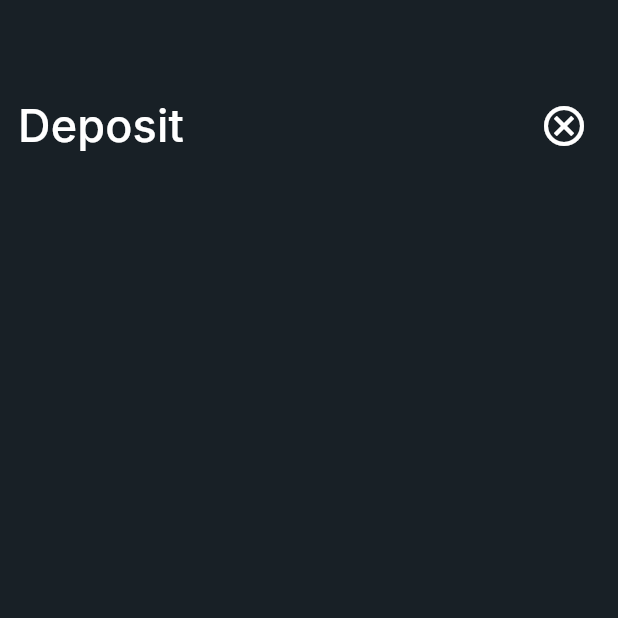
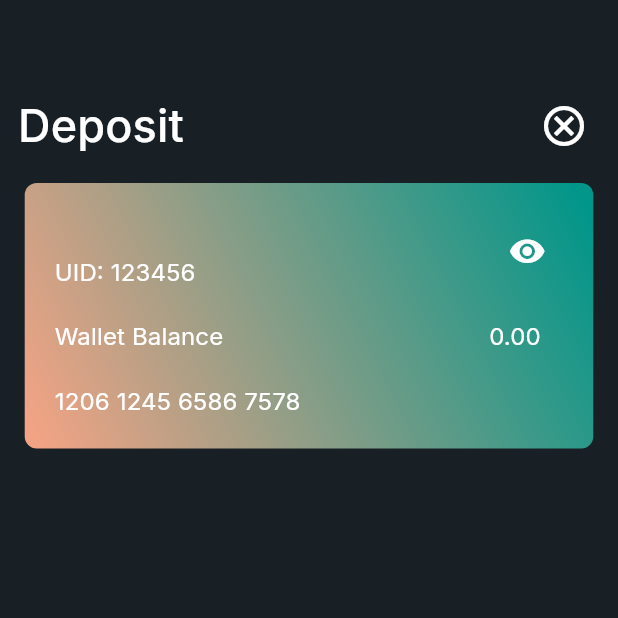
Before and after one commit to Sukhmeetsingh306/NFT_Trading, a Flutter app: the DepositMainScreen screen opened by its route, on a phone screen of 412 x 824 dp, the top half of it. Run offline on Flutter 3.47's test engine with Material 3 defaults, Android fonts, the phone set to English and light mode, and no system bars; our stand-ins replace google_fonts, image_picker, intl_phone_field, permission_handler, shared_preferences; missing offline and left inert: random_avatar; accounts and stored records are empty; project files that could hold a hidden picture were left out.

Commit message:
added the card and fields

```diff
--- a/flow/lib/screen/main/deposit_main_screen.dart
+++ b/flow/lib/screen/main/deposit_main_screen.dart
@@ -1,4 +1,5 @@
 import 'package:flutter/material.dart';
+import 'package:shared_preferences/shared_preferences.dart';
 
 import '../../utils/fonts/google_fonts_utils.dart';
 import '../../utils/routes/navigation_routes.dart';
@@ -15,6 +16,26 @@ class DepositMainScreen extends StatefulWidget {
 }
 
 class _DepositMainScreenState extends State<DepositMainScreen> {
+  String username = "User";
+  String usdtBalance = '0.00';
+
+  bool isHidden = false;
+
+  Future<void> _loadUsername() async {
+    final pref = await SharedPreferences.getInstance();
+    setState(() {
+      username = pref.getString('username') ?? "User";
+      usdtBalance = pref.getString('usdtBalance') ?? '0.00';
+    });
+    //print("Loaded Username: $username"); // 🔍 Debug SharedPreferences
+  }
+
+  @override
+  void initState() {
+    super.initState();
+    _loadUsername();
+  }
+
   @override
   Widget build(BuildContext context) {
     return Scaffold(
@@ -24,7 +45,7 @@ class _DepositMainScreenState extends State<DepositMainScreen> {
         child: Column(
           children: [
             Padding(
-              padding: EdgeInsetsDirectional.fromSTEB(12, 0, 12, 0),
+              padding: EdgeInsetsDirectional.fromSTEB(12, 0, 12, 10),
               child: Row(
                 mainAxisAlignment: MainAxisAlignment.spaceBetween,
                 children: [
@@ -48,6 +69,105 @@ class _DepositMainScreenState extends State<DepositMainScreen> {
                 ],
               ),
             ),
+            Padding(
+              padding: EdgeInsetsDirectional.fromSTEB(12, 4, 12, 0),
+              child: Row(
+                mainAxisSize: MainAxisSize.max,
+                mainAxisAlignment: MainAxisAlignment.center,
+                children: [
+                  Container(
+                    width: MediaQuery.sizeOf(context).width * 0.92,
+                    decoration: BoxDecoration(
+                      boxShadow: [
+                        BoxShadow(
+                          blurRadius: 6,
+                          color: Color(0x4B1A1F24),
+                          offset: Offset(
+                            0.0,
+                            2,
+                          ),
+                        )
+                      ],
+                      gradient: LinearGradient(
+                        colors: [Color(0xFF00968A), Color(0xFFF2A384)],
+                        stops: [0, 1],
+                        begin: AlignmentDirectional(0.94, -1),
+                        end: AlignmentDirectional(-0.94, 1),
+                      ),
+                      borderRadius: BorderRadius.circular(8),
+                    ),
+                    child: Column(
+                      mainAxisSize: MainAxisSize.max,
+                      crossAxisAlignment: CrossAxisAlignment.start,
+                      children: [
+                        Padding(
+                          padding:
+                              EdgeInsetsDirectional.fromSTEB(20, 20, 20, 20),
+                          child: Row(
+                            mainAxisAlignment: MainAxisAlignment.spaceBetween,
+                            children: [
+                              Column(
+                                mainAxisAlignment: MainAxisAlignment.start,
+                                crossAxisAlignment: CrossAxisAlignment.start,
+                                mainAxisSize: MainAxisSize.min,
+                                children: [
+                                  googleInterTextWeight4Font16(
+                                    isHidden
+                                        ? "******"
+                                        : username, // Toggle visibility
+                                  ),
+                                  const SizedBox(height: 5),
+                                  googleInterTextWeight4Font16(
+                                    isHidden ? "UID: ******" : "UID: 123456",
+                                  ),
+                                ],
+                              ),
+                              IconButton(
+                                onPressed: () {
+                                  setState(() {
+                                    isHidden = !isHidden; // Toggle state
+                                  });
+                                },
+                                icon: Icon(
+                                  isHidden
+                                      ? Icons.visibility_off
+                                      : Icons.visibility, // Eye icon toggle
+                                  size: 25,
+                                  color: Colors.white,
+                                ),
+                              ),
+                            ],
+                          ),
+                        ),
+                        Padding(
+                          padding:
+                              EdgeInsetsDirectional.fromSTEB(20, 0, 35, 20),
+                          child: Row(
+                            mainAxisAlignment: MainAxisAlignment.spaceBetween,
+                            mainAxisSize: MainAxisSize.max,
+                            children: [
+                              googleInterTextWeight4Font16('Wallet Balance'),
+                              googleInterTextWeight4Font16(
+                                isHidden ? '****' : usdtBalance,
+                              ),
+                            ],
+                          ),
+                        ),
+                        Padding(
+                          padding:
+                              EdgeInsetsDirectional.fromSTEB(20, 0, 35, 20),
+                          child: googleInterTextWeight4Font16(
+                            isHidden
+                                ? '**** **** **** ****'
+                                : '1206 1245 6586 7578',
+                          ),
+                        ),
+                      ],
+                    ),
+                  ),
+                ],
+              ),
+            ),
           ],
         ),
       ),
```
